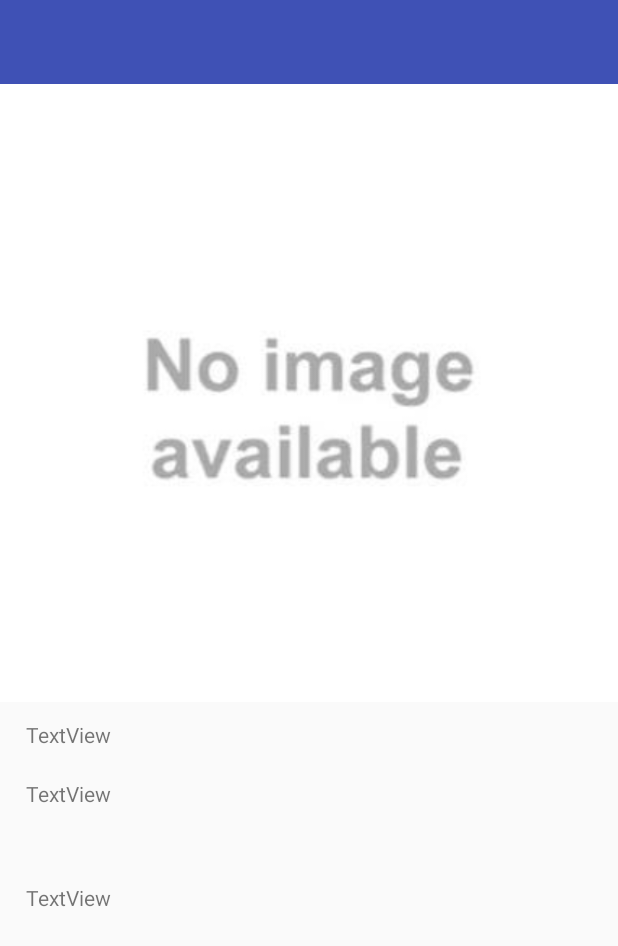
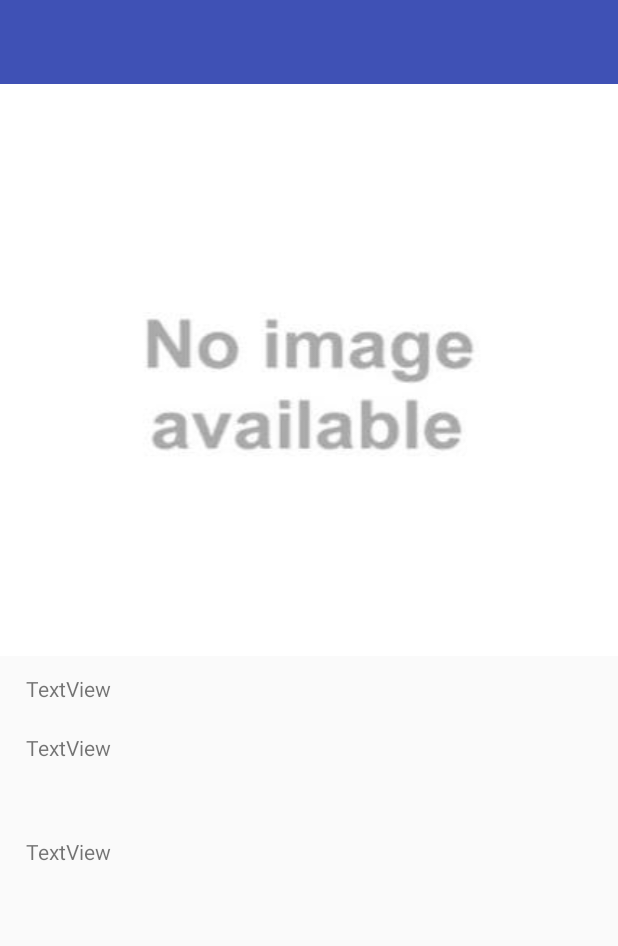
Before and after one commit to Sanders248/hello-bowo_test, an Android app: the layout room_description.xml on its own in the app's theme, with its tools: preview values and no code run, on a phone screen of 412 x 824 dp. Shown: the top 946 px of the screen. Run offline under Robolectric (Android 15) with nearby library versions, the phone set to English and light mode, and no system bars.

Commit message:
udate rooms and activitys description layout

```diff
--- a/app/src/main/res/layout/activity_description.xml
+++ b/app/src/main/res/layout/activity_description.xml
@@ -24,10 +24,10 @@
 
             <ImageView
                 android:id="@+id/activityPicture"
-                android:layout_width="fill_parent"
+                android:layout_width="match_parent"
                 android:layout_height="wrap_content"
-                android:adjustViewBounds="true"
-                android:scaleType="fitCenter"
+                android:maxHeight="@dimen/desc_maxsize"
+                android:scaleType="fitXY"
                 android:src="@drawable/ic_not_found" />
 
             <TextView
--- a/app/src/main/res/layout/cardobject_card.xml
+++ b/app/src/main/res/layout/cardobject_card.xml
@@ -1,8 +1,8 @@
 <?xml version="1.0" encoding="utf-8"?>
 <LinearLayout xmlns:android="http://schemas.android.com/apk/res/android"
     xmlns:card_view="http://schemas.android.com/apk/res-auto"
-    android:layout_width="match_parent"
-    android:layout_height="match_parent"
+    android:layout_width="wrap_content"
+    android:layout_height="wrap_content"
     android:orientation="vertical">
 
     <android.support.v7.widget.CardView
--- a/app/src/main/res/layout/room_description.xml
+++ b/app/src/main/res/layout/room_description.xml
@@ -24,10 +24,10 @@
 
             <ImageView
                 android:id="@+id/roomPicture"
-                android:layout_width="fill_parent"
+                android:layout_width="match_parent"
                 android:layout_height="wrap_content"
-                android:adjustViewBounds="true"
-                android:scaleType="fitCenter"
+                android:maxHeight="@dimen/desc_maxsize"
+                android:scaleType="fitXY"
                 android:src="@drawable/ic_not_found" />
 
             <TextView
--- a/app/src/main/res/values/dimens.xml
+++ b/app/src/main/res/values/dimens.xml
@@ -9,9 +9,10 @@
     <dimen name="backdrop_subtitle">18dp</dimen>
     <dimen name="card_margin">5dp</dimen>
     <dimen name="card_room_radius">0dp</dimen>
-    <dimen name="room_height">160dp</dimen>
+    <dimen name="room_height">180dp</dimen>
     <dimen name="room_title_padding">10dp</dimen>
     <dimen name="room_title">15dp</dimen>
     <dimen name="room_price_padding_bottom">5dp</dimen>
+    <dimen name="desc_maxsize">200dp</dimen>
     <dimen name="room_price">12dp</dimen>
 </resources>
```
